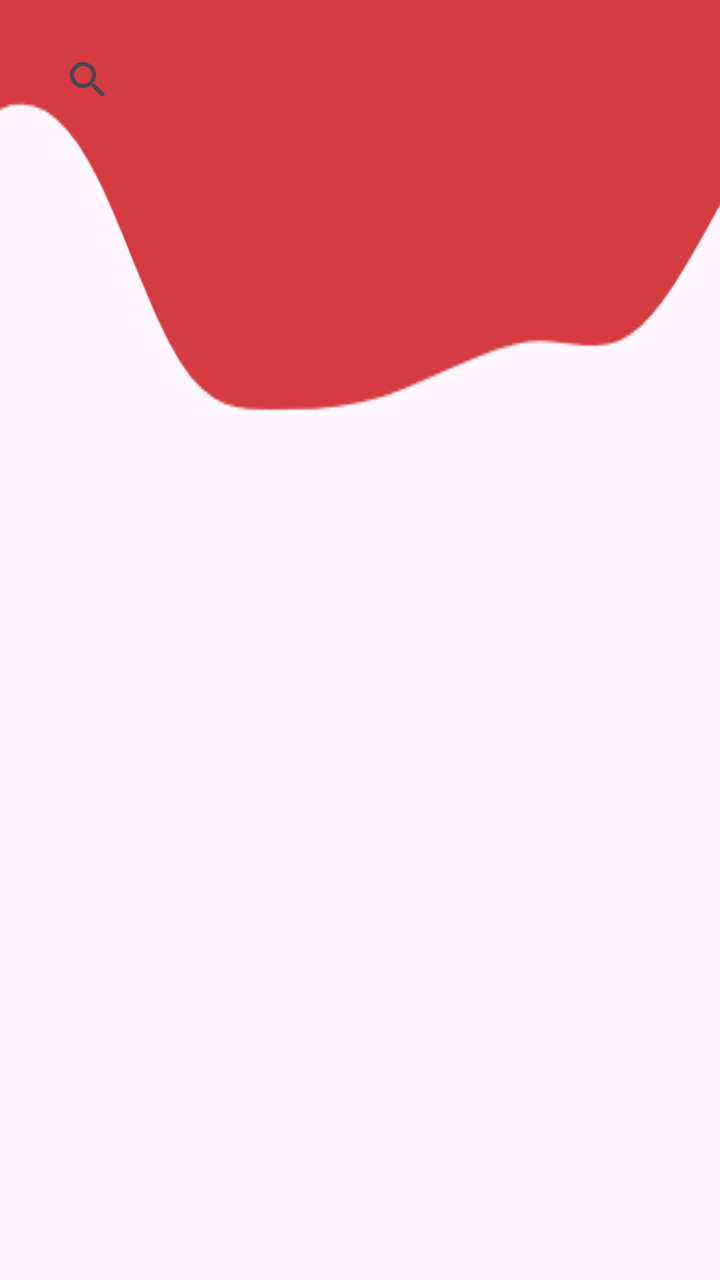
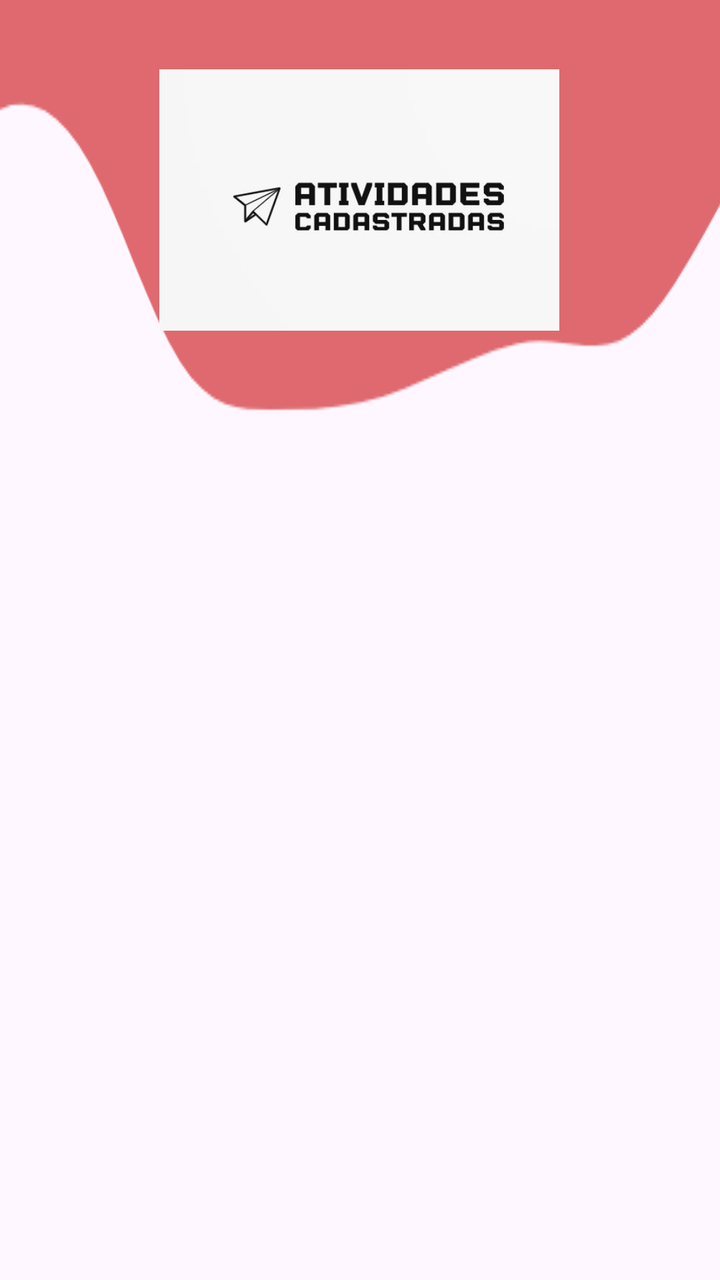

The first picture is an Android layout as it rendered before a commit; the second is the same layout after the commit. The layout source and the unified diff follow.
<!-- AndroidManifest.xml: application theme Theme.ProvaN1_23_2 -->
<!-- res/layout/activity_main_consulta.xml -->
<?xml version="1.0" encoding="utf-8"?>
<androidx.constraintlayout.widget.ConstraintLayout xmlns:android="http://schemas.android.com/apk/res/android"
    xmlns:app="http://schemas.android.com/apk/res-auto"
    xmlns:tools="http://schemas.android.com/tools"
    android:layout_width="match_parent"
    android:layout_height="match_parent"
    android:background="@drawable/wave"
    android:backgroundTint="#D7CD191E"
    tools:context=".MainActivityConsulta">

    <SearchView
        android:id="@+id/searchView"
        android:layout_width="match_parent"
        android:layout_height="wrap_content"
        android:layout_marginStart="20dp"
        android:layout_marginTop="16dp"
        android:layout_marginEnd="20dp"
        app:layout_constraintEnd_toEndOf="parent"
        app:layout_constraintHorizontal_bias="0.0"
        app:layout_constraintStart_toStartOf="parent"
        app:layout_constraintTop_toTopOf="parent" />

    <ListView
        android:id="@+id/listView1"
        android:layout_width="match_parent"
        android:layout_height="wrap_content"
        android:layout_marginStart="20dp"
        android:layout_marginTop="15dp"
        android:layout_marginEnd="20dp"
        android:dividerHeight="2dp"
        app:layout_constraintEnd_toEndOf="parent"
        app:layout_constraintStart_toStartOf="parent"
        app:layout_constraintTop_toBottomOf="@+id/searchView" />

</androidx.constraintlayout.widget.ConstraintLayout>
<!-- resources referenced by this layout -->
<resources>
  <!-- drawable wave: png bitmap (drawable, 23496 bytes) -->
  <style name="Theme.ProvaN1_23_2" parent="Base.Theme.ProvaN1_23_2" />
  <style name="Base.Theme.ProvaN1_23_2" parent="Theme.Material3.DayNight.NoActionBar">
          
          
      </style>
</resources>

<!-- the commit's change to res/layout/activity_main_consulta.xml (unified diff, before → after) -->
@@ -5,31 +5,42 @@
     android:layout_width="match_parent"
     android:layout_height="match_parent"
     android:background="@drawable/wave"
-    android:backgroundTint="#D7CD191E"
+    android:backgroundTint="#A3CD191E"
     tools:context=".MainActivityConsulta">
 
-    <SearchView
-        android:id="@+id/searchView"
-        android:layout_width="match_parent"
-        android:layout_height="wrap_content"
-        android:layout_marginStart="20dp"
-        android:layout_marginTop="16dp"
-        android:layout_marginEnd="20dp"
-        app:layout_constraintEnd_toEndOf="parent"
-        app:layout_constraintHorizontal_bias="0.0"
-        app:layout_constraintStart_toStartOf="parent"
-        app:layout_constraintTop_toTopOf="parent" />
 
     <ListView
-        android:id="@+id/listView1"
+        android:id="@+id/listViewConsulta"
         android:layout_width="match_parent"
-        android:layout_height="wrap_content"
+        android:layout_height="500dp"
         android:layout_marginStart="20dp"
-        android:layout_marginTop="15dp"
+        android:layout_marginTop="24dp"
         android:layout_marginEnd="20dp"
         android:dividerHeight="2dp"
         app:layout_constraintEnd_toEndOf="parent"
         app:layout_constraintStart_toStartOf="parent"
-        app:layout_constraintTop_toBottomOf="@+id/searchView" />
+        app:layout_constraintTop_toBottomOf="@+id/imageView3" />
+
+    <Button
+        android:id="@+id/buttonRetorna"
+        style="@style/Widget.AppCompat.Button"
+        android:layout_width="wrap_content"
+        android:layout_height="wrap_content"
+        android:layout_marginTop="48dp"
+        android:text="Retornar - Tela Inicial"
+        app:layout_constraintEnd_toEndOf="parent"
+        app:layout_constraintHorizontal_bias="0.497"
+        app:layout_constraintStart_toStartOf="parent"
+        app:layout_constraintTop_toBottomOf="@+id/listViewConsulta" />
+
+    <ImageView
+        android:id="@+id/imageView3"
+        android:layout_width="200dp"
+        android:layout_height="200dp"
+        app:layout_constraintEnd_toEndOf="parent"
+        app:layout_constraintHorizontal_bias="0.498"
+        app:layout_constraintStart_toStartOf="parent"
+        app:layout_constraintTop_toTopOf="parent"
+        app:srcCompat="@drawable/ativ" />
 
 </androidx.constraintlayout.widget.ConstraintLayout>
<!-- resource entries referenced after the edit -->
@@ -1,5 +1,6 @@
 <!-- resources referenced by this layout -->
 <resources>
+  <!-- drawable ativ: png bitmap (drawable, 23503 bytes) -->
   <!-- drawable wave: png bitmap (drawable, 23496 bytes) -->
   <style name="Theme.ProvaN1_23_2" parent="Base.Theme.ProvaN1_23_2" />
   <style name="Base.Theme.ProvaN1_23_2" parent="Theme.Material3.DayNight.NoActionBar">
